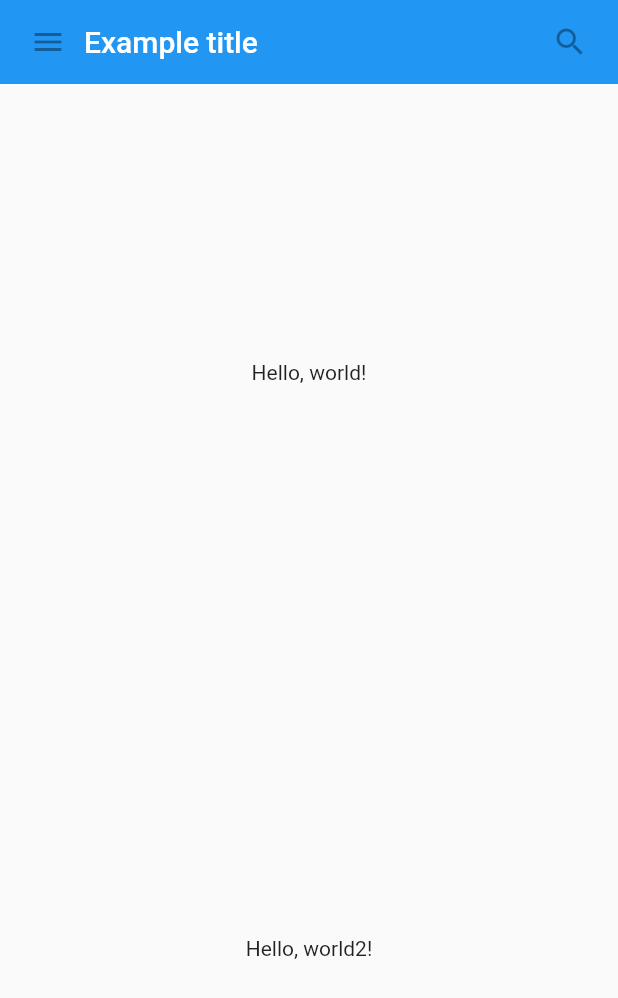
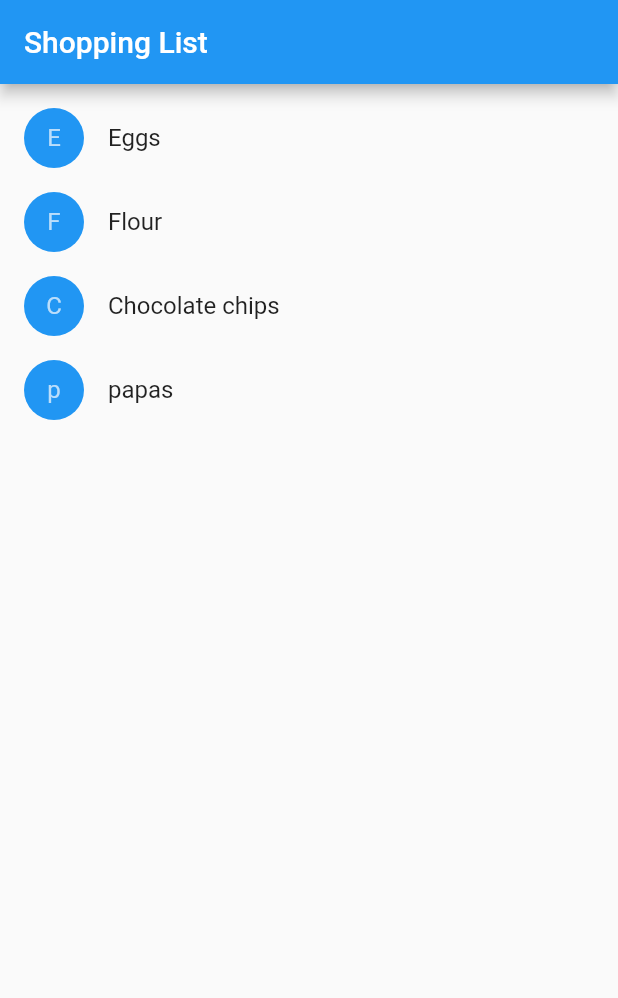
Before and after one commit to poxstone/flutter_app, a Flutter app: the screen it shows after launch, on a phone screen of 412 x 824 dp. Shown: the top 998 px of the screen. Run offline on Flutter 3.47's test engine with Material 2 defaults, Android fonts, the phone set to English and light mode, and no system bars.

Commit message:
complete demo

```diff
--- a/lib/main.dart
+++ b/lib/main.dart
@@ -1,75 +1,105 @@
 import 'package:flutter/material.dart';
 // https://flutter.io/docs/development/ui/widgets-intro
-class MyAppBar extends StatelessWidget {
-  MyAppBar({this.title});
 
-  // Fields in a Widget subclass are always marked "final".
+class Product {
+  const Product({this.name});
+  final String name;
+}
 
-  final Widget title;
+typedef void CartChangedCallback(Product product, bool inCart);
+
+
+class ShoppingListItem extends StatelessWidget {
+  ShoppingListItem({Product product, this.inCart, this.onCartChanged})
+      : product = product,
+        super(key: ObjectKey(product));
+
+  final Product product;
+  final bool inCart;
+  final CartChangedCallback onCartChanged;
+
+  Color _getColor(BuildContext context) {
+    return inCart ? Colors.black54 : Theme.of(context).primaryColor;
+  }
+
+  TextStyle _getTextStyle(BuildContext context) {
+    if (!inCart) return null;
+
+    return TextStyle(
+      color: Colors.black54,
+      decoration: TextDecoration.lineThrough,
+    );
+  }
 
   @override
   Widget build(BuildContext context) {
-    return Container(
-      height: 56.0, // in logical pixels
-      padding: const EdgeInsets.symmetric(horizontal: 8.0),
-      decoration: BoxDecoration(color: Colors.blue[500]),
-      // Row is a horizontal, linear layout.
-      child: Row(
-        // <Widget> is the type of items in the list.
-        children: <Widget>[
-          IconButton(
-            icon: Icon(Icons.menu),
-            tooltip: 'Navigation menu',
-            onPressed: null, // null disables the button
-          ),
-          // Expanded expands its child to fill the available space.
-          Expanded(
-            child: title,
-          ),
-          IconButton(
-            icon: Icon(Icons.search),
-            tooltip: 'Search',
-            onPressed: null,
-          ),
-        ],
+    return ListTile(
+      onTap: () {
+        onCartChanged(product, !inCart);
+      },
+      leading: CircleAvatar(
+        backgroundColor: _getColor(context),
+        child: Text(product.name[0]),
+      ),
+      title: Text(product.name, style: _getTextStyle(context)),
+    );
+  }
+}
+
+
+class _ShoppingListState extends State<ShoppingList> {
+  Set<Product> _shoppingCart = Set<Product>();
+
+  void _handleCartChanged(Product product, bool inCart) {
+    setState(() {
+      if (inCart)
+        _shoppingCart.add(product);
+      else
+        _shoppingCart.remove(product);
+    });
+  }
+
+  @override
+  Widget build(BuildContext context) {
+    return Scaffold(
+      appBar: AppBar(
+        title: Text('Shopping List'),
+      ),
+      body: ListView(
+        padding: EdgeInsets.symmetric(vertical: 8.0),
+        children: widget.products.map((Product product) {
+          return ShoppingListItem(
+            product: product,
+            inCart: _shoppingCart.contains(product),
+            onCartChanged: _handleCartChanged,
+          );
+        }).toList(),
       ),
     );
   }
 }
 
-class MyScaffold extends StatelessWidget {
+
+class ShoppingList extends StatefulWidget {
+  final List<Product> products;
+
+  ShoppingList({Key key, this.products}) : super(key: key);
+
   @override
-  Widget build(BuildContext context) {
-    // Material is a conceptual piece of paper on which the UI appears.
-    return Material(
-      // Column is a vertical, linear layout.
-      child: Column(
-        children: <Widget>[
-          MyAppBar(
-            title: Text(
-              'Example title',
-              style: Theme.of(context).primaryTextTheme.title,
-            ),
-          ),
-          Expanded(
-            child: Center(
-              child: Text('Hello, world!'),
-            ),
-          ),
-          Expanded(
-            child: Center(
-              child: Text('Hello, world2!'),
-            ),
-          ),
-        ],
-      ),
-    );
-  }
+  _ShoppingListState createState() => _ShoppingListState();
 }
+
 
 void main() {
   runApp(MaterialApp(
-    title: 'My app', // used by the OS task switcher
-    home: MyScaffold(),
+    title: 'Shopping App',
+    home: ShoppingList(
+      products: <Product>[
+        Product(name: 'Eggs'),
+        Product(name: 'Flour'),
+        Product(name: 'Chocolate chips'),
+        Product(name: 'papas'),
+      ],
+    ),
   ));
 }
```
